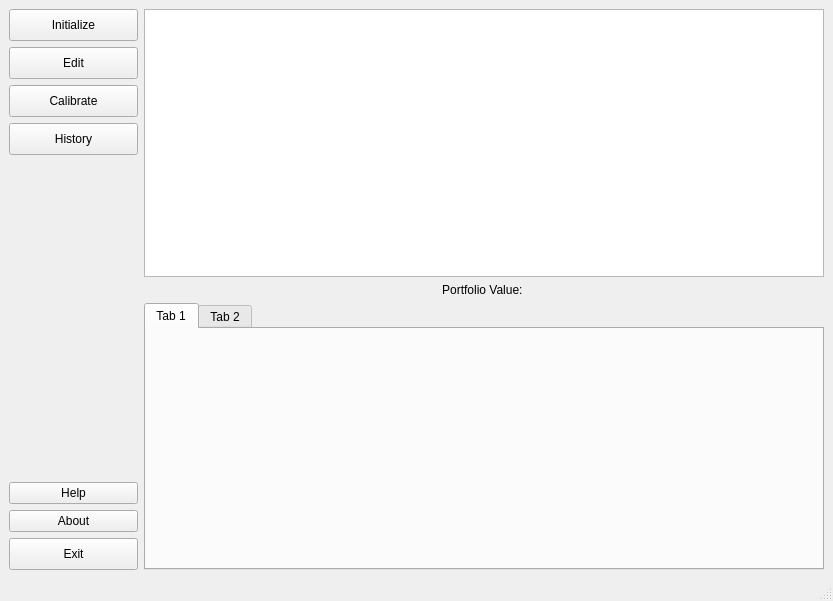
The window that littlemarkethelper.ui (GiulioG18/LittleMarketHelperQt) describes before a commit, drawn with Qt 5.
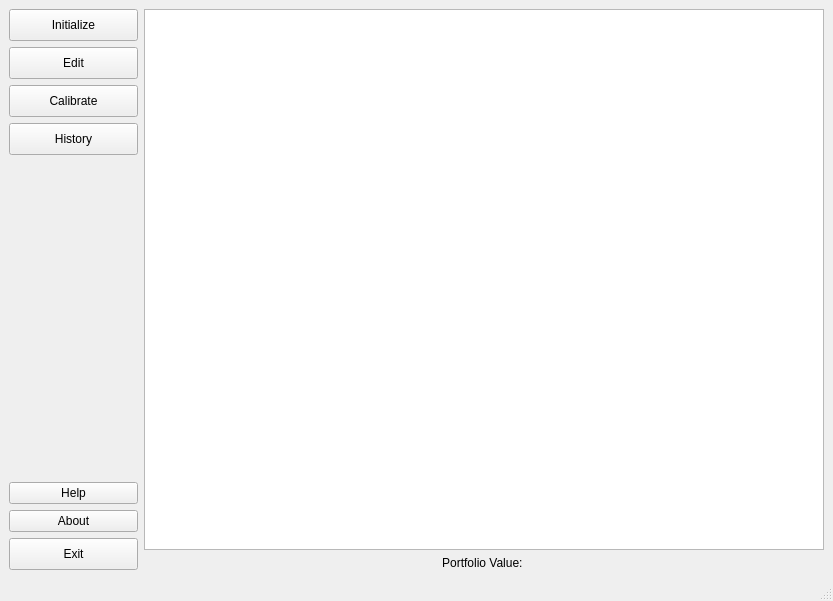
The same window after the commit. Custom widgets are drawn as their Qt base class.

What changed in the file:
```diff
--- a/littlemarkethelper.ui
+++ b/littlemarkethelper.ui
@@ -125,26 +125,6 @@
     </item>
     <item row="0" column="1">
      <layout class="QGridLayout" name="gridLayout">
-      <item row="3" column="0">
-       <widget class="QTabWidget" name="tabWidget">
-        <property name="currentIndex">
-         <number>0</number>
-        </property>
-        <widget class="QWidget" name="tab">
-         <attribute name="title">
-          <string>Tab 1</string>
-         </attribute>
-        </widget>
-        <widget class="QWidget" name="tab_2">
-         <attribute name="title">
-          <string>Tab 2</string>
-         </attribute>
-        </widget>
-       </widget>
-      </item>
-      <item row="0" column="0">
-       <widget class="PortfolioTableWidget" name="PortfolioTbl"/>
-      </item>
       <item row="2" column="0">
        <widget class="PortfolioValueLabel" name="PortfolioValueLbl">
         <property name="text">
@@ -155,6 +135,9 @@
         </property>
        </widget>
       </item>
+      <item row="0" column="0">
+       <widget class="PortfolioTableWidget" name="PortfolioTbl"/>
+      </item>
      </layout>
     </item>
    </layout>
```
